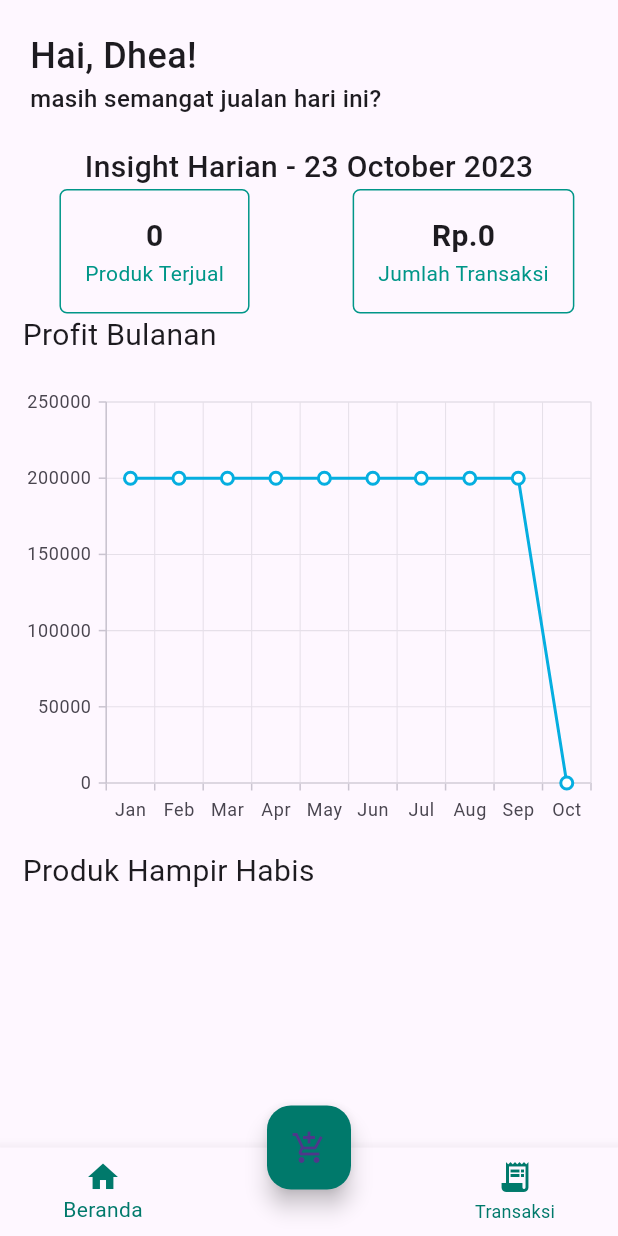
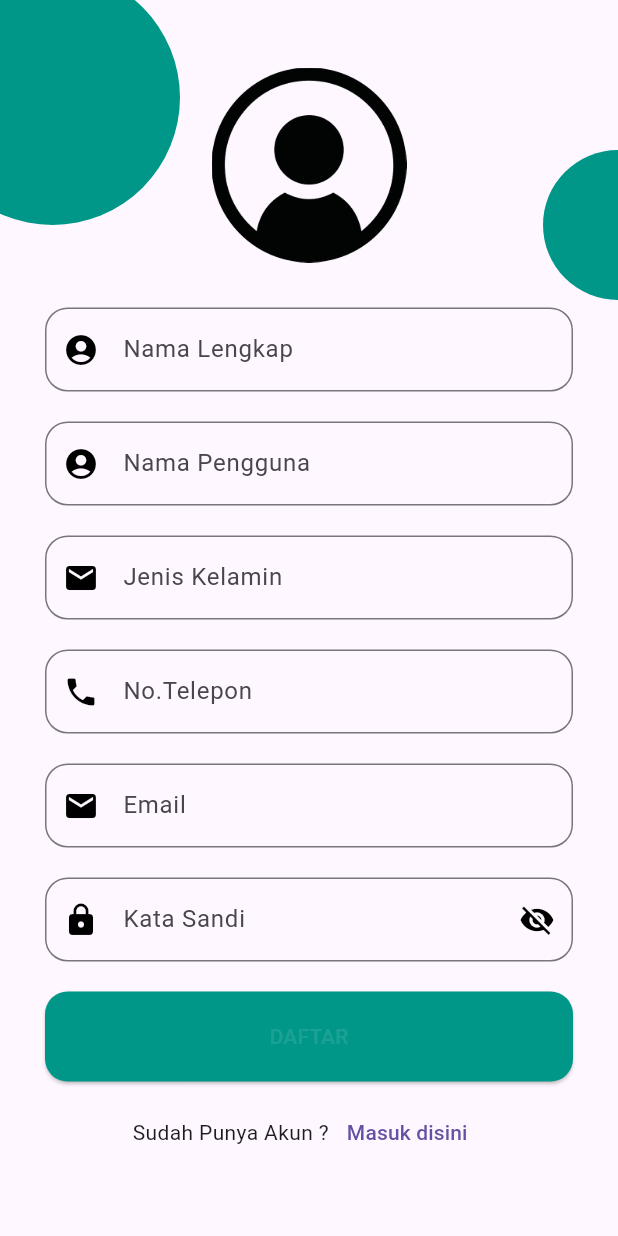
Before and after one commit to aadeeee/Mini-Project-Dhea-Romantika-Marpaung, a Flutter app: the screen it shows after launch, on a phone screen of 412 x 824 dp. Run offline on Flutter 3.47's test engine with Material 2 defaults, Android fonts, the phone set to English and light mode, and no system bars; our stand-ins replace dio, flutter_speed_dial, fluttertoast, image_picker, input_quantity, qr_flutter and 2 more; missing offline and left inert: colours; network calls fail; Roboto replaces fonts that are missing (Figtree, Plus Jakarta Sans); statements that could not run were skipped.

Commit message:
update code login/register

```diff
--- a/Project/store_app/lib/main.dart
+++ b/Project/store_app/lib/main.dart
@@ -1,5 +1,6 @@
 import 'package:flutter/material.dart';
 import 'package:provider/provider.dart';
+import 'package:store_app/view/screen/account/register.dart';
 import 'package:store_app/view/screen/mainapp.dart';
 import 'package:store_app/view/view_models/buttom_navigation_view_model.dart';
 import 'package:store_app/view/view_models/form_produk_view_model.dart';
@@ -7,6 +8,7 @@ import 'package:store_app/view/view_models/img_view_model.dart';
 import 'package:store_app/view/view_models/payment_cash_view_model.dart';
 import 'package:store_app/view/view_models/produk_view_model.dart';
 import 'package:store_app/view/view_models/qty_provider_view_model.dart';
+import 'package:store_app/view/view_models/register_view_model.dart';
 import 'package:store_app/view/view_models/transaksi_view_model.dart';
 
 void main() async {
@@ -24,6 +26,7 @@ void main() async {
       ChangeNotifierProvider.value(value: transaksiProvider),
       ChangeNotifierProvider(create: (_) => BottomNavbarProvider()),
       ChangeNotifierProvider(create: (_) => TunaiProvider()),
+      ChangeNotifierProvider(create: (_) => MyRegisProvider()),
     ], child: const MyApp()),
   );
 }
@@ -40,7 +43,7 @@ class MyApp extends StatelessWidget {
       theme: ThemeData(
         useMaterial3: true,
       ),
-      home: const MainApp(),
+      home: const MyRegister(),
     );
   }
 }
--- a/Project/store_app/lib/view/screen/account/register.dart
+++ b/Project/store_app/lib/view/screen/account/register.dart
@@ -0,0 +1,296 @@
+import 'package:flutter/material.dart';
+
+import 'package:provider/provider.dart';
+import 'package:store_app/view/screen/account/login.dart';
+import 'package:store_app/view/screen/mainapp.dart';
+import 'package:store_app/view/view_models/register_view_model.dart';
+
+class MyRegister extends StatefulWidget {
+  const MyRegister({super.key});
+
+  @override
+  State<MyRegister> createState() => _MyRegisterState();
+}
+
+class _MyRegisterState extends State<MyRegister> {
+  @override
+  Widget build(BuildContext context) {
+    var prov = Provider.of<MyRegisProvider>(context);
+    return WillPopScope(
+      onWillPop: () async {
+        return false;
+      },
+      child: Scaffold(
+        body: Stack(
+          children: [
+            Positioned(
+              top: -20,
+              left: -50,
+              child: Container(
+                  width: 170,
+                  height: 170,
+                  decoration: BoxDecoration(
+                    borderRadius: BorderRadius.circular(150),
+                    color: Colors.teal,
+                  )),
+            ),
+            Positioned(
+                top: 100,
+                right: -50,
+                child: Container(
+                  width: 100,
+                  height: 100,
+                  decoration: BoxDecoration(
+                    borderRadius: BorderRadius.circular(50),
+                    color: Colors.teal,
+                  ),
+                )),
+            Align(
+              alignment: Alignment.center,
+              child: SingleChildScrollView(
+                child: Column(
+                  crossAxisAlignment: CrossAxisAlignment.center,
+                  mainAxisAlignment: MainAxisAlignment.center,
+                  children: [
+                    Padding(
+                      padding: const EdgeInsets.only(bottom: 20),
+                      child: Image.asset(
+                        'assets/images/my_user.png',
+                        height: 130,
+                        width: 130,
+                      ),
+                    ),
+                    Padding(
+                      padding: const EdgeInsets.only(left: 20, right: 20),
+                      child: SizedBox(
+                        child: Column(children: [
+                          Padding(
+                            padding: const EdgeInsets.all(10),
+                            child: TextField(
+                              controller: prov.nameController,
+                              cursorColor: Colors.black,
+                              decoration: InputDecoration(
+                                  prefixIcon: const Icon(
+                                    Icons.account_circle,
+                                    color: Colors.black,
+                                  ),
+                                  border: OutlineInputBorder(
+                                      borderRadius: BorderRadius.circular(15),
+                                      borderSide: const BorderSide(
+                                          color: Colors.black)),
+                                  focusedBorder: const OutlineInputBorder(
+                                      borderSide:
+                                          BorderSide(color: Colors.black)),
+                                  fillColor: Colors.black,
+                                  hintText: "Nama Lengkap",
+                                  errorText: prov.isNameEmpty == true
+                                      ? "wajib diisi"
+                                      : null),
+                            ),
+                          ),
+                          Padding(
+                            padding: const EdgeInsets.all(10),
+                            child: TextField(
+                              controller: prov.usernameController,
+                              cursorColor: Colors.black,
+                              decoration: InputDecoration(
+                                  prefixIcon: const Icon(
+                                    Icons.account_circle,
+                                    color: Colors.black,
+                                  ),
+                                  border: OutlineInputBorder(
+                                      borderRadius: BorderRadius.circular(15),
+                                      borderSide: const BorderSide(
+                                          color: Colors.black)),
+                                  focusedBorder: const OutlineInputBorder(
+                                      borderSide:
+                                          BorderSide(color: Colors.black)),
+                                  fillColor: Colors.black,
+                                  hintText: "Nama Pengguna",
+                                  errorText: prov.isUserNameEmpty == true
+                                      ? "wajib diisi"
+                                      : null),
+                            ),
+                          ),
+                          Padding(
+                            padding: const EdgeInsets.all(10),
+                            child: TextField(
+                              controller: prov.getGenderController,
+                              cursorColor: Colors.black,
+                              decoration: InputDecoration(
+                                  prefixIcon: const Icon(
+                                    Icons.mail,
+                                    color: Colors.black,
+                                  ),
+                                  border: OutlineInputBorder(
+                                      borderRadius: BorderRadius.circular(15),
+                                      borderSide: const BorderSide(
+                                          color: Colors.black)),
+                                  focusedBorder: const OutlineInputBorder(
+                                      borderSide:
+                                          BorderSide(color: Colors.black)),
+                                  fillColor: Colors.black,
+                                  hintText: "Jenis Kelamin",
+                                  errorText: prov.isGenderEmpty == true
+                                      ? "wajib diisi"
+                                      : null),
+                            ),
+                          ),
+                          Padding(
+                            padding: const EdgeInsets.all(10),
+                            child: TextField(
+                              controller: prov.nohandphoneController,
+                              cursorColor: Colors.black,
+                              decoration: InputDecoration(
+                                  prefixIcon: const Icon(
+                                    Icons.phone,
+                                    color: Colors.black,
+                                  ),
+                                  border: OutlineInputBorder(
+                                      borderRadius: BorderRadius.circular(15),
+                                      borderSide: const BorderSide(
+                                          color: Colors.black)),
+                                  focusedBorder: const OutlineInputBorder(
+                                      borderSide:
+                                          BorderSide(color: Colors.black)),
+                                  fillColor: Colors.black,
+                                  hintText: "No.Telepon",
+                                  errorText: prov.isNoHandphoneEmpty == true
+                                      ? "wajib diisi"
+                                      : null),
+                            ),
+                          ),
+                          Padding(
+                            padding: const EdgeInsets.all(10),
+                            child: TextField(
+                              controller: prov.emailController,
+                              cursorColor: Colors.black,
+                              decoration: InputDecoration(
+                                  prefixIcon: const Icon(
+                                    Icons.mail,
+                                    color: Colors.black,
+                                  ),
+                                  border: OutlineInputBorder(
+                                      borderRadius: BorderRadius.circular(15),
+                                      borderSide: const BorderSide(
+                                          color: Colors.black)),
+                                  focusedBorder: const OutlineInputBorder(
+                                      borderSide:
+                                          BorderSide(color: Colors.black)),
+                                  fillColor: Colors.black,
+                                  hintText: "Email",
+                                  errorText: prov.isEmailEmpty == true
+                                      ? "wajib diisi"
+                                      : null),
+                            ),
+                          ),
+                          Padding(
+                            padding: const EdgeInsets.all(10),
+                            child: TextField(
+                              obscureText: prov.getObsecureTextPasswword,
+                              controller: prov.passwordController,
+                              cursorColor: Colors.black,
+                              decoration: InputDecoration(
+                                  prefixIcon: const Icon(
+                                    Icons.lock,
+                                    color: Colors.black,
+                                  ),
+                                  suffixIcon: IconButton(
+                                      icon: Icon(
+                                        prov.getObsecureTextPasswword
+                                            ? Icons.visibility_off
+                                            : Icons.visibility,
+                                        color: Colors.black,
+                                      ),
+                                      onPressed: () {
+                                        setState(() {
+                                          prov.setObsecureTextPassword =
+                                              !prov.getObsecureTextPasswword;
+                                        });
+                                      }),
+                                  border: OutlineInputBorder(
+                                      borderRadius: BorderRadius.circular(15),
+                                      borderSide: const BorderSide(
+                                          color: Colors.black)),
+                                  focusedBorder: const OutlineInputBorder(
+                                      borderSide:
+                                          BorderSide(color: Colors.black)),
+                                  fillColor: Colors.black,
+                                  hintText: "Kata Sandi",
+                                  errorText: prov.isPasswordEmpty == true
+                                      ? "wajib diisi"
+                                      : null),
+                            ),
+                          ),
+                          Padding(
+                            padding: const EdgeInsets.all(10),
+                            child: ElevatedButton(
+                              onPressed: () {
+                                showDialog(
+                                  context: context,
+                                  builder: (BuildContext context) {
+                                    return AlertDialog(
+                                      content: const Text(
+                                        'Data yang Anda masukkan tidak sesuai, cek kembali data Anda.',
+                                      ),
+                                      actions: [
+                                        TextButton(
+                                          onPressed: () {
+                                            Navigator.of(context).pop();
+                                          },
+                                          child: const Text(
+                                            'OK',
+                                          ),
+                                        ),
+                                      ],
+                                    );
+                                  },
+                                );
+                                Navigator.pushReplacement(
+                                    context,
+                                    MaterialPageRoute(
+                                        builder: (_) => const MyLogin()));
+                              },
+                              style: ElevatedButton.styleFrom(
+                                  backgroundColor: Colors.teal,
+                                  minimumSize: const Size.fromHeight(60),
+                                  shape: RoundedRectangleBorder(
+                                      borderRadius: BorderRadius.circular(15))),
+                              child: const Text(
+                                "DAFTAR",
+                                style: TextStyle(color: Colors.white10)
+                              ),
+                            ),
+                          ),
+                          Container(
+                            margin: const EdgeInsets.symmetric(horizontal: 10),
+                            child: Row(
+                              mainAxisAlignment: MainAxisAlignment.center,
+                              children: [
+                                const Text(
+                                  "Sudah Punya Akun ?",
+                                ),
+                                TextButton(
+                                  onPressed: () {
+                                    Navigator.pushReplacement(context, MaterialPageRoute(builder: (_) => MyLogin()));
+                                  },
+                                  child: const Text(
+                                    "Masuk disini",
+                                  ),
+                                )
+                              ],
+                            ),
+                          ),
+                        ]),
+                      ),
+                    )
+                  ],
+                ),
+              ),
+            ),
+          ],
+        ),
+      ),
+    );
+  }
+}
--- a/Project/store_app/lib/view/screen/home/insight_page.dart
+++ b/Project/store_app/lib/view/screen/home/insight_page.dart
@@ -163,7 +163,7 @@ class _HomeInsightState extends State<HomeInsight> {
           ),
         ),
         SizedBox(
-          height: 150, // Sesuaikan ketinggian sesuai kebutuhan
+          height: 150,
           child: ListView.builder(
             itemCount: produkProvider.getProdukHampirHabis().length,
             itemBuilder: (BuildContext context, int index) {
--- a/Project/store_app/lib/view/screen/payment/payment.dart
+++ b/Project/store_app/lib/view/screen/payment/payment.dart
@@ -110,7 +110,7 @@ class ItemMetodePembayaran extends StatelessWidget {
                                   child: const Text(
                                     'Konfirmasi Pembayaran',
                                     style: TextStyle(
-                                        fontFamily: 'Figtree', fontSize: 16),
+                                        fontFamily: 'Figtree', fontSize: 16,color: Colors.white10),
                                   )),
                             ),
                           ],
--- a/Project/store_app/lib/view/screen/payment/payment_cash.dart
+++ b/Project/store_app/lib/view/screen/payment/payment_cash.dart
@@ -120,6 +120,7 @@ class _PembayaranTunaiState extends State<PembayaranTunai> {
                                   child: Text(
                                     'Konfirmasi Pembayaran',
                                     style: TextStyle(
+                                      color: Colors.white10,
                                       fontFamily: 'Figtree',
                                       fontSize: Theme.of(context)
                                           .textTheme
--- a/Project/store_app/lib/view/screen/payment/payment_done.dart
+++ b/Project/store_app/lib/view/screen/payment/payment_done.dart
@@ -44,7 +44,8 @@ class PaymentDone extends StatelessWidget {
                             },
                             child: const Text(
                               'Kembali ke Beranda',
-                              style: TextStyle(fontSize: 16),
+                              style: TextStyle(fontSize: 16,color: Colors.white10),
+
                             )),
                       ),
                     ),
--- a/Project/store_app/lib/view/screen/produk/detail_produk.dart
+++ b/Project/store_app/lib/view/screen/produk/detail_produk.dart
@@ -210,9 +210,9 @@ class _DetailProdukState extends State<DetailProduk> {
                   child: Text(
                     'Buat Transaksi Baru',
                     style: TextStyle(
-                      fontSize:
-                          Theme.of(context).textTheme.bodyMedium?.fontSize,
-                    ),
+                        fontSize:
+                            Theme.of(context).textTheme.bodyMedium?.fontSize,
+                        color: Colors.white10),
                   ),
                 ),
               ],
--- /dev/null
+++ b/Project/store_app/lib/view/view_models/register_view_model.dart
@@ -0,0 +1,77 @@
+import 'package:flutter/material.dart';
+
+class MyRegisProvider extends ChangeNotifier {
+  TextEditingController nameController = TextEditingController();
+  TextEditingController usernameController = TextEditingController();
+  TextEditingController nohandphoneController = TextEditingController();
+  TextEditingController emailController = TextEditingController();
+  TextEditingController passwordController = TextEditingController();
+  TextEditingController genderController = TextEditingController();
+
+  TextEditingController get getUserNameController => usernameController;
+  TextEditingController get getNameController => nameController;
+  TextEditingController get getNoHandphoneController => nohandphoneController;
+  TextEditingController get getEmailController => emailController;
+  TextEditingController get getPasswordController => passwordController;
+  TextEditingController get getGenderController => genderController;
+
+  bool isUserNameEmpty = false;
+  bool isNameEmpty = false;
+  bool isNoHandphoneEmpty = false;
+  bool isEmailEmpty = false;
+  bool isPasswordEmpty = false;
+  bool isGenderEmpty = false;
+
+  set userNameEmpty(value) {
+    isUserNameEmpty = value;
+    notifyListeners();
+  }
+  set nameEmpty(value) {
+    isNameEmpty = value;
+    notifyListeners();
+  }
+
+  set noHandPhoneEmpty(value) {
+    isNoHandphoneEmpty = value;
+    notifyListeners();
+  }
+
+  set emailEmpty(value) {
+    isEmailEmpty = value;
+    notifyListeners();
+  }
+
+  set passwordEmpty(value) {
+    isPasswordEmpty = value;
+    notifyListeners();
+  }
+
+  set repasswordEmpty(value) {
+    isGenderEmpty = value;
+    notifyListeners();
+  }
+
+  bool get getUserNameIsEmpty => isUserNameEmpty;
+  bool get getNameIsEmpty => isNameEmpty;
+  bool get getNoHandphoneIsEmpty => isNoHandphoneEmpty;
+  bool get getEmailIsEmpty => isEmailEmpty;
+  bool get getUPasswordIsEmpty => isPasswordEmpty;
+  bool get getRePasswordIsEmpty => isGenderEmpty;
+
+  bool obsecureTextPassword = true;
+  bool obsecureTextRePassword = true;
+
+  get getObsecureTextPasswword => obsecureTextPassword;
+
+  set setObsecureTextPassword(value) {
+    obsecureTextPassword = value;
+    notifyListeners();
+  }
+
+  get getObsecureTextRePasswword => obsecureTextRePassword;
+
+  set setObsecureTextRePassword(value) {
+    obsecureTextRePassword = value;
+    notifyListeners();
+  }
+}
```
Also changed, not shown: Project/store_app/lib/view/screen/account/login.dart (+206 -0 lines), Project/store_app/lib/view/screen/produk/edit_produk.dart (+6 -8 lines), Project/store_app/lib/view/screen/produk/tambah_produk.dart (+7 -13 lines), Project/store_app/lib/view/screen/transaksi/rincian_transaksi.dart (+17 -6 lines), Project/store_app/assets/images/my_user.png (added).
